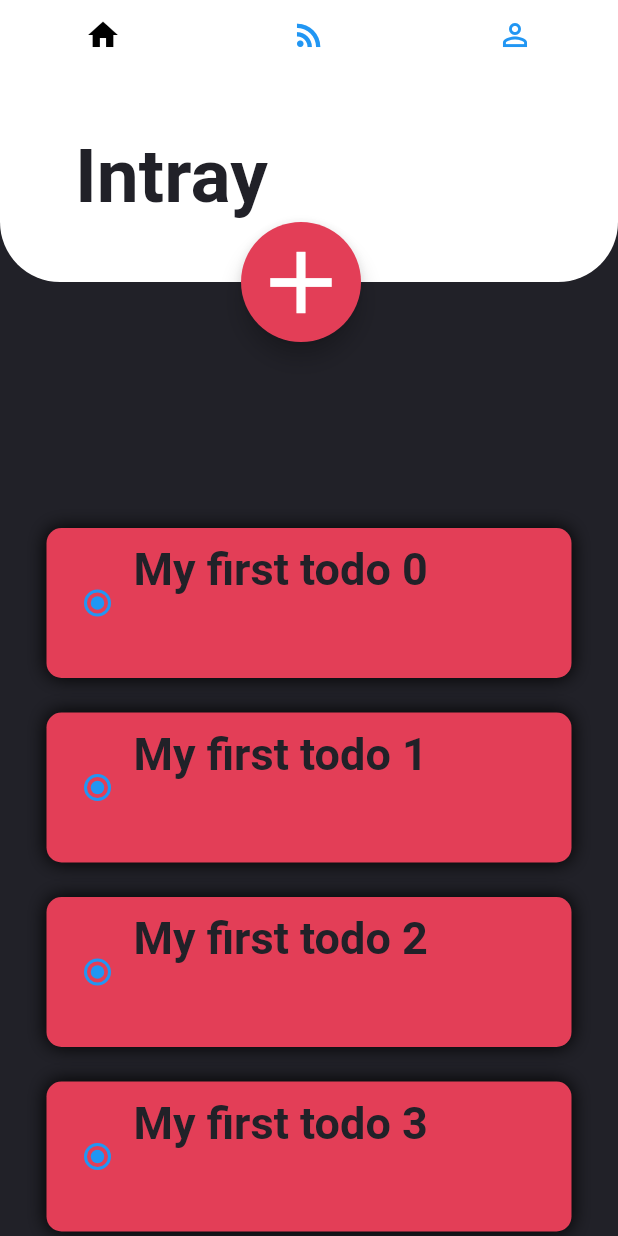
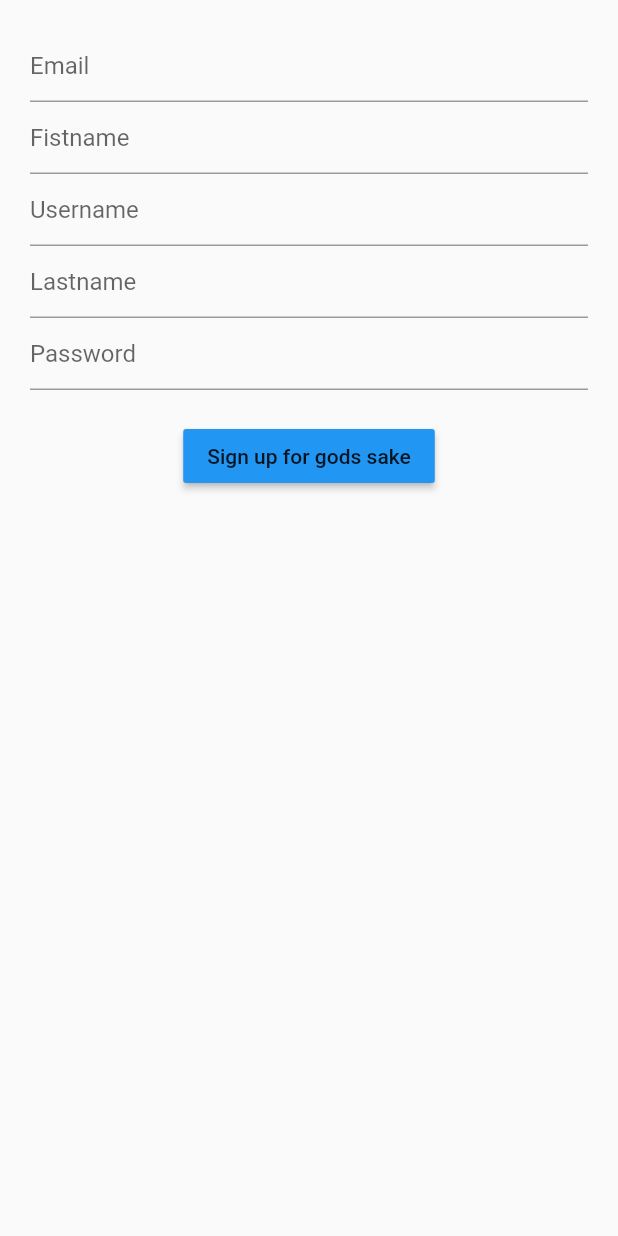
Before and after one commit to ManuRodriguezC/TodoApp, a Flutter app: the screen it shows after launch, on a phone screen of 412 x 824 dp. Run offline on Flutter 3.47's test engine with Material 2 defaults, Android fonts, the phone set to English and light mode, and no system bars; our stand-ins replace rxdart, shared_preferences; Roboto replaces fonts that are missing (Avenir).

Commit message:
Create backend and scren register for new users

```diff
--- /dev/null
+++ b/App_Hallden/halldenapp/lib/UI/Login/loginscreen.dart
@@ -0,0 +1,62 @@
+import 'package:flutter/material.dart';
+
+import '../../bloc/blocs/user_bloc_provider.dart';
+
+class LoginPage extends StatefulWidget {
+  const LoginPage({super.key});
+
+  @override
+  State<LoginPage> createState() => _LoginPageState();
+}
+
+class _LoginPageState extends State<LoginPage> {
+  TextEditingController emailController = new TextEditingController();
+  TextEditingController firstnameController = new TextEditingController();
+  TextEditingController usernameController = new TextEditingController();
+  TextEditingController lastnameController = new TextEditingController();
+  TextEditingController passwordController = new TextEditingController();
+
+  @override
+  Widget build(BuildContext context) {
+    return Scaffold(
+        body: Container(
+      margin: const EdgeInsets.all(20),
+      child: Column(
+        children: [
+          TextField(
+            controller: emailController,
+            decoration: InputDecoration(hintText: "Email"),
+          ),
+          TextField(
+            controller: firstnameController,
+            decoration: InputDecoration(hintText: "Fistname"),
+          ),
+          TextField(
+            controller: usernameController,
+            decoration: InputDecoration(hintText: "Username"),
+          ),
+          TextField(
+            controller: lastnameController,
+            decoration: InputDecoration(hintText: "Lastname"),
+          ),
+          TextField(
+            controller: passwordController,
+            decoration: InputDecoration(hintText: "Password"),
+          ),
+          SizedBox(height: 20),
+          MaterialButton(
+              color: Colors.blue,
+              child: const Text("Sign up for gods sake"),
+              onPressed: () {
+                bloc.registerUser(
+                    usernameController.text,
+                    firstnameController.text,
+                    lastnameController.text,
+                    passwordController.text,
+                    emailController.text);
+              })
+        ],
+      ),
+    ));
+  }
+}
--- /dev/null
+++ b/App_Hallden/halldenapp/lib/bloc/blocs/user_bloc_provider.dart
@@ -0,0 +1,22 @@
+import 'package:rxdart/rxdart.dart';
+import 'package:halldenapp/bloc/resources/repository.dart';
+import 'package:halldenapp/models/classes/user.dart';
+
+class UserBloc {
+  final _repository = Repository();
+  final _userGetter = PublishSubject<User>();
+
+  Observable<User> get getUser => _userGetter.stream;
+
+  registerUser(String username, String firstname, String lastname,
+      String password, String emailadress) async {
+    User user = await _repository.registerUser(
+        username, firstname, lastname, password, emailadress);
+  }
+
+  dispose() {
+    _userGetter.close();
+  }
+}
+
+final bloc = UserBloc();
--- /dev/null
+++ b/App_Hallden/halldenapp/lib/bloc/resources/api.dart
@@ -0,0 +1,39 @@
+import 'dart:async';
+import 'package:http/http.dart' show Client;
+import 'package:shared_preferences/shared_preferences.dart';
+import 'dart:convert';
+import 'package:halldenapp/models/classes/user.dart';
+import 'package:halldenapp/bloc/blocs/user_bloc_provider.dart';
+
+class ApiProvider {
+  Client client = Client();
+  final _apiKey = 'your_api_key';
+
+  Future<User> registerUser(String username, String firstname, String lastname,
+      String password, String email) async {
+    print("---------- Hello ----------");
+    final response = await client.post("http://127.0.0.1:5000/api/register",
+        // headers: "",
+        body: jsonEncode({
+          "emailadress": email,
+          "username": username,
+          "password": password,
+          "firstname": firstname,
+          "lastname": lastname
+        }));
+    final Map result = json.decode(response.body);
+    if (response.statusCode == 201) {
+      // If the call to the server was successful, parse the JSON
+      await saveApiKey(result["data"]["api_key"]);
+      return User.fromJson(result["data"]);
+    } else {
+      // If that call was not successful, throw an error.
+      throw Exception('Failed to load post');
+    }
+  }
+
+  saveApiKey(String api_key) async {
+    SharedPreferences prefs = await SharedPreferences.getInstance();
+    await prefs.setString('API_TOKEN', api_key);
+  }
+}
--- /dev/null
+++ b/App_Hallden/halldenapp/lib/bloc/resources/repository.dart
@@ -0,0 +1,12 @@
+import 'dart:async';
+import 'api.dart';
+import 'package:halldenapp/models/classes/user.dart';
+
+class Repository {
+  final usersApiProvider = ApiProvider();
+
+  Future<User> registerUser(String username, String firstname, String lastname,
+          String password, String emailadress) =>
+      usersApiProvider.registerUser(
+          username, firstname, lastname, password, emailadress);
+}
--- a/App_Hallden/halldenapp/lib/main.dart
+++ b/App_Hallden/halldenapp/lib/main.dart
@@ -1,6 +1,12 @@
 import 'package:flutter/material.dart';
 import 'package:halldenapp/UI/Intray/intray_page.dart';
+import 'package:halldenapp/UI/Login/loginscreen.dart';
+import 'package:halldenapp/bloc/blocs/user_bloc_provider.dart';
 import 'package:halldenapp/models/global.dart';
+import 'package:http/http.dart' as http;
+import 'package:shared_preferences/shared_preferences.dart';
+import 'package:halldenapp/models/classes/user.dart';
+import 'package:halldenapp/bloc/blocs/user_bloc_provider.dart';
 
 void main() {
   runApp(const MyApp());
@@ -12,12 +18,49 @@ class MyApp extends StatelessWidget {
   @override
   Widget build(BuildContext context) {
     return MaterialApp(
+      debugShowCheckedModeBanner: false,
       title: 'Hallden App',
       theme: ThemeData(
         primarySwatch: Colors.blue,
       ),
-      home: const MyHomePage(title: 'Flutter Demo Home Page'),
+      home: LoginPage(),
+      /*FutureBuilder(
+        future: getUser(),
+        builder: (BuildContext context, AsyncSnapshot snapshot) {
+          if (snapshot.connectionState == ConnectionState.none &&
+              snapshot.hasData == Null) {
+            return Container();
+          }
+          return ListView.builder(
+            itemCount: snapshot.data.lenght,
+            itemBuilder: (context, index) {
+              return Column(children: []);
+            },
+          );
+        },
+      ),*/
     );
+  }
+
+  Future getUser() async {
+    var result = await http.get("http://127.0.0.1:5000/api/register");
+    print(result.body);
+    return result;
+  }
+
+  asyncFunc() async {
+    SharedPreferences prefs = await SharedPreferences.getInstance();
+  }
+
+  Future<String> getApiKey() async {
+    SharedPreferences prefs = await SharedPreferences.getInstance();
+    String apiKey;
+    try {
+      apiKey = prefs.getString('API_TOKEN');
+    } catch (Exception) {
+      apiKey = "";
+    }
+    return apiKey;
   }
 }
 
--- /dev/null
+++ b/App_Hallden/halldenapp/lib/models/authentication/authorize.dart
@@ -0,0 +1,40 @@
+import 'dart:async';
+import 'package:flutter/material.dart';
+
+class AuthService with ChangeNotifier {
+  var currentUser;
+
+  AuthService() {
+    print("new AuthService");
+  }
+
+  Future getUser() {
+    return Future.value(currentUser);
+  }
+
+  // wrappinhg the firebase calls
+  Future logout() {
+    this.currentUser = null;
+    notifyListeners();
+    return Future.value(currentUser);
+  }
+
+  // wrapping the firebase calls
+  Future createUser(
+      {required String firstName,
+      required String lastName,
+      required String email,
+      required String password}) async {}
+
+  // logs in the user if password matches
+  Future loginUser({required String email, required String password}) {
+    if (password == 'password123') {
+      this.currentUser = {'email': email};
+      notifyListeners();
+      return Future.value(currentUser);
+    } else {
+      this.currentUser = null;
+      return Future.value(null);
+    }
+  }
+}
--- /dev/null
+++ b/App_Hallden/halldenapp/lib/models/classes/user.dart
@@ -0,0 +1,26 @@
+import 'package:flutter/rendering.dart';
+
+class User {
+  String? username;
+  String? lastname;
+  String? firstname;
+  String? email;
+  String? password;
+  String? api_key;
+  String? id;
+
+  User(this.username, this.lastname, this.firstname, this.email, this.password,
+      this.api_key, String? id);
+
+  factory User.fromJson(Map<String, dynamic> parsedJson) {
+    return User(
+      parsedJson["username"],
+      parsedJson["lastname"],
+      parsedJson["emailadress"],
+      parsedJson["firstname"],
+      parsedJson["password"],
+      parsedJson["id"],
+      parsedJson["api_key"],
+    );
+  }
+}
--- a/App_Hallden/halldenapp/pubspec.yaml
+++ b/App_Hallden/halldenapp/pubspec.yaml
@@ -36,6 +36,9 @@ dependencies:
   # Use with the CupertinoIcons class for iOS style icons.
   cupertino_icons: ^1.0.2
   flutter_settings_ui: ^2.0.1
+  shared_preferences: ^0.5.3+4
+  http: ^0.12.0+2
+  rxdart: ^0.22.3
 
 dev_dependencies:
   flutter_test:
```
Also changed, not shown: App_Hallden/halldenapp/pubspec.lock, 1 other file.
